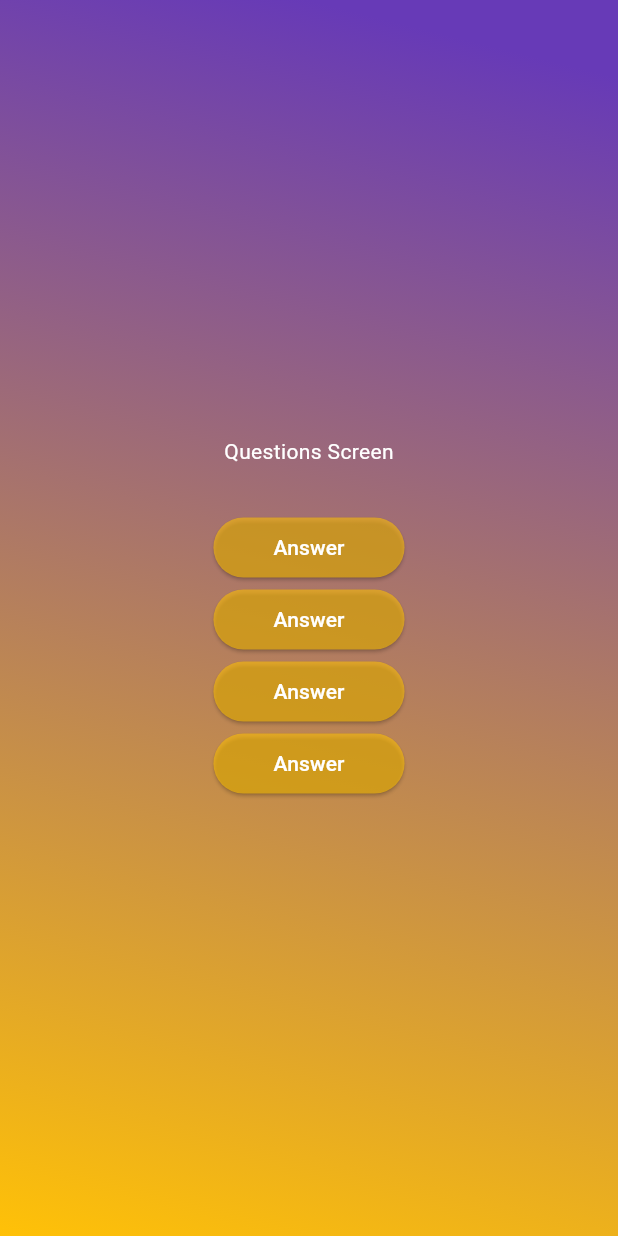
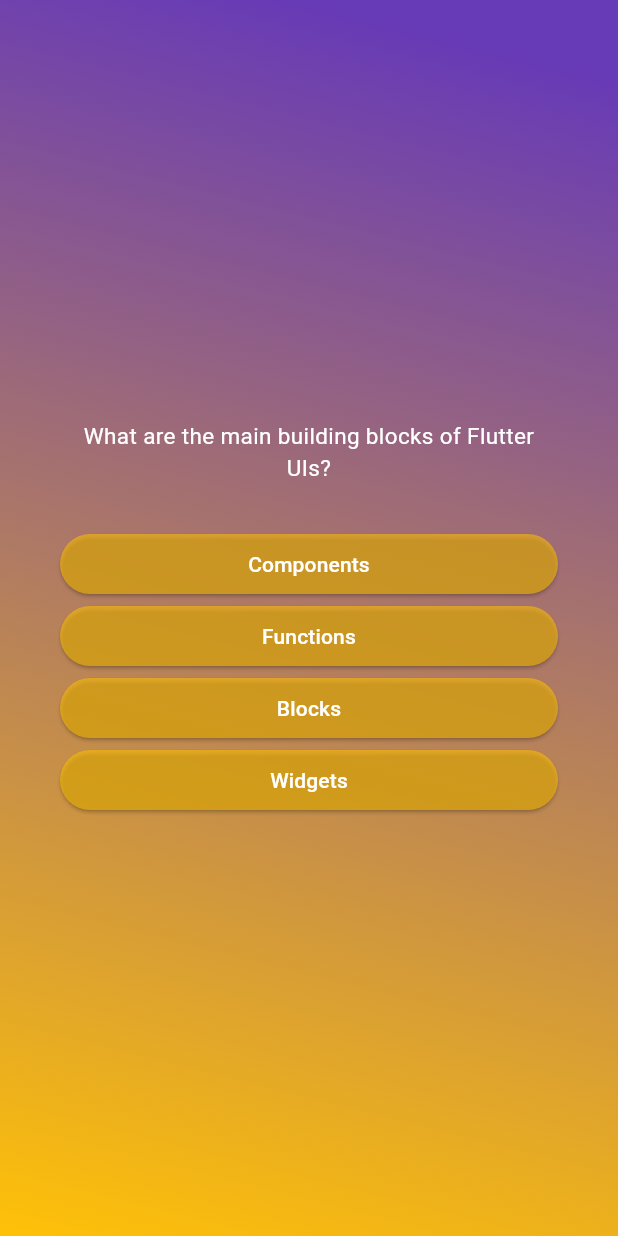
Before and after one commit to HassamAli2174/Quiz_app, a Flutter app: the screen it shows after launch, after a tap on "Start Quiz", on a phone screen of 412 x 824 dp. Run offline on Flutter 3.47's test engine with Material 3 defaults, Android fonts, the light colour scheme and no system bars.

Commit message:
`Added Google font dependencies and updated flutter version more over used shuffle for mutating value,used spread operator as well`

```diff
--- a/lib/models/quiz_question.dart
+++ b/lib/models/quiz_question.dart
@@ -3,4 +3,10 @@
 
   final String text;
   final List<String> answer;
+
+  List<String> getShuffledAnswer() {
+    final shuffledList = List.of(answer);
+    shuffledList.shuffle();
+    return shuffledList;
+  }
 }
--- a/lib/questions.dart
+++ /dev/null
@@ -1,29 +0,0 @@
-import 'package:adv_basic_quiz_app/widgets/answer_button.dart';
-import 'package:flutter/material.dart';
-
-class QuestionsScreen extends StatefulWidget {
-  const QuestionsScreen({super.key});
-
-  @override
-  State<QuestionsScreen> createState() => _QuestionsScreenState();
-}
-
-class _QuestionsScreenState extends State<QuestionsScreen> {
-  @override
-  Widget build(BuildContext context) {
-    return SizedBox(
-      width: double.infinity,
-      child: Column(
-        mainAxisAlignment: MainAxisAlignment.center,
-        children: [
-          Text('Questions Screen', style: TextStyle(color: Colors.white)),
-          SizedBox(height: 30),
-          AnswerButton(onTap: () {}, answerText: 'Answer'),
-          AnswerButton(onTap: () {}, answerText: 'Answer'),
-          AnswerButton(onTap: () {}, answerText: 'Answer'),
-          AnswerButton(onTap: () {}, answerText: 'Answer'),
-        ],
-      ),
-    );
-  }
-}
--- /dev/null
+++ b/lib/questions_screen.dart
@@ -0,0 +1,56 @@
+import 'package:adv_basic_quiz_app/data/questions.dart';
+import 'package:adv_basic_quiz_app/widgets/answer_button.dart';
+import 'package:flutter/material.dart';
+import 'package:adv_basic_quiz_app/widgets/answer_button.dart';
+
+class QuestionsScreen extends StatefulWidget {
+  const QuestionsScreen({super.key});
+
+  @override
+  State<QuestionsScreen> createState() => _QuestionsScreenState();
+}
+
+class _QuestionsScreenState extends State<QuestionsScreen> {
+  var currentQuestionIndex = 0;
+  void answerQuestion() {
+    // currentQuestionIndex += 1;
+    setState(() {
+      currentQuestionIndex++;
+    });
+  }
+
+  @override
+  Widget build(BuildContext context) {
+    final currentQuestion = questions[currentQuestionIndex];
+    return SizedBox(
+      width: double.infinity,
+      child: Container(
+        // padding: const EdgeInsets.symmetric(horizontal: 50.0),
+        margin: EdgeInsets.all(40),
+        child: Column(
+          mainAxisAlignment: MainAxisAlignment.center,
+          crossAxisAlignment: CrossAxisAlignment.stretch,
+          children: [
+            Text(
+              currentQuestion.text,
+              style: TextStyle(color: Colors.white, fontSize: 15),
+              textAlign: TextAlign.center,
+            ),
+            SizedBox(height: 30),
+            // how does ... spread operator works
+            //const current num = [1,2,3]
+            //const morenum= [[num,4]------[[1,2,3],4]
+            //const morenum = [[...num,2]------[1,2,3,4]
+            ...currentQuestion.getShuffledAnswer().map((ans) {
+              return AnswerButton(answerText: ans, onTap: answerQuestion);
+            }),
+            // AnswerButton(onTap: () {}, answerText: currentQuestion.answer[0]),
+            // AnswerButton(onTap: () {}, answerText: currentQuestion.answer[1]),
+            // AnswerButton(onTap: () {}, answerText: currentQuestion.answer[2]),
+            // AnswerButton(onTap: () {}, answerText: currentQuestion.answer[3]),
+          ],
+        ),
+      ),
+    );
+  }
+}
--- a/lib/quiz.dart
+++ b/lib/quiz.dart
@@ -1,4 +1,4 @@
-import 'package:adv_basic_quiz_app/questions.dart';
+import 'package:adv_basic_quiz_app/questions_screen.dart';
 import 'package:flutter/material.dart';
 import 'package:adv_basic_quiz_app/home_page.dart';
 
--- a/lib/widgets/answer_button.dart
+++ b/lib/widgets/answer_button.dart
@@ -19,7 +19,7 @@
         foregroundColor: Colors.white,
         shape: RoundedRectangleBorder(borderRadius: BorderRadius.circular(40)),
       ),
-      child: Text(answerText),
+      child: Text(answerText, textAlign: TextAlign.center),
     );
   }
 }
--- a/pubspec.yaml
+++ b/pubspec.yaml
@@ -34,6 +34,7 @@
   # The following adds the Cupertino Icons font to your application.
   # Use with the CupertinoIcons class for iOS style icons.
   cupertino_icons: ^1.0.8
+  google_fonts: ^6.2.1
 
 dev_dependencies:
   flutter_test:
```
Also changed, not shown: pubspec.lock, 1 other file.
